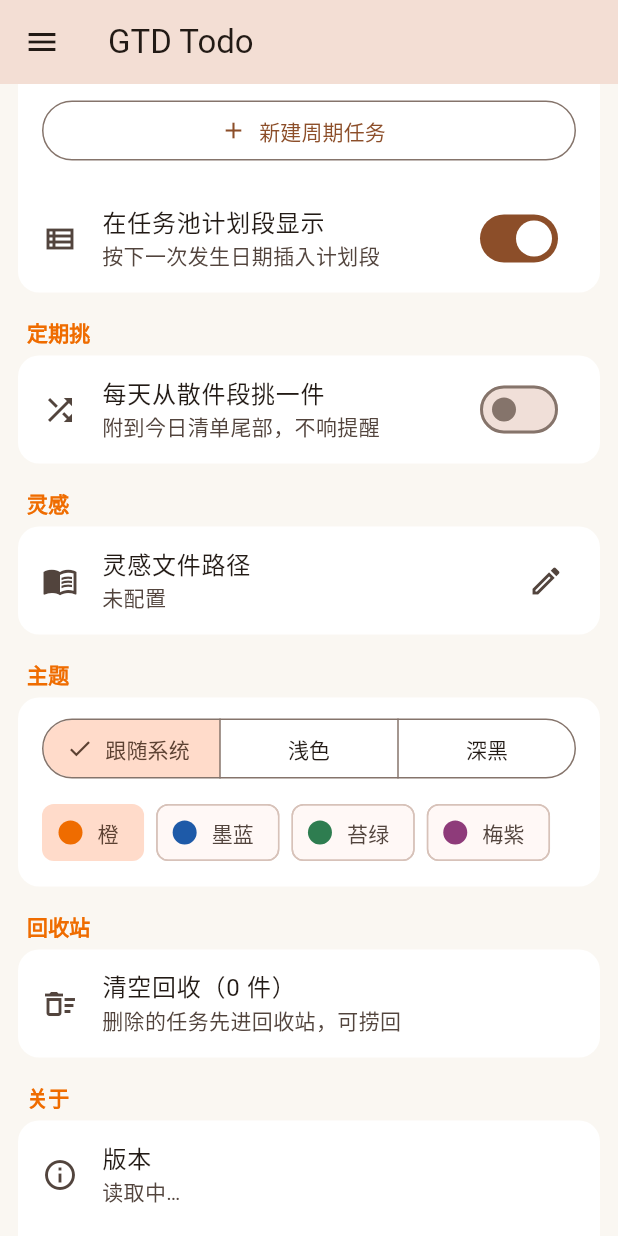
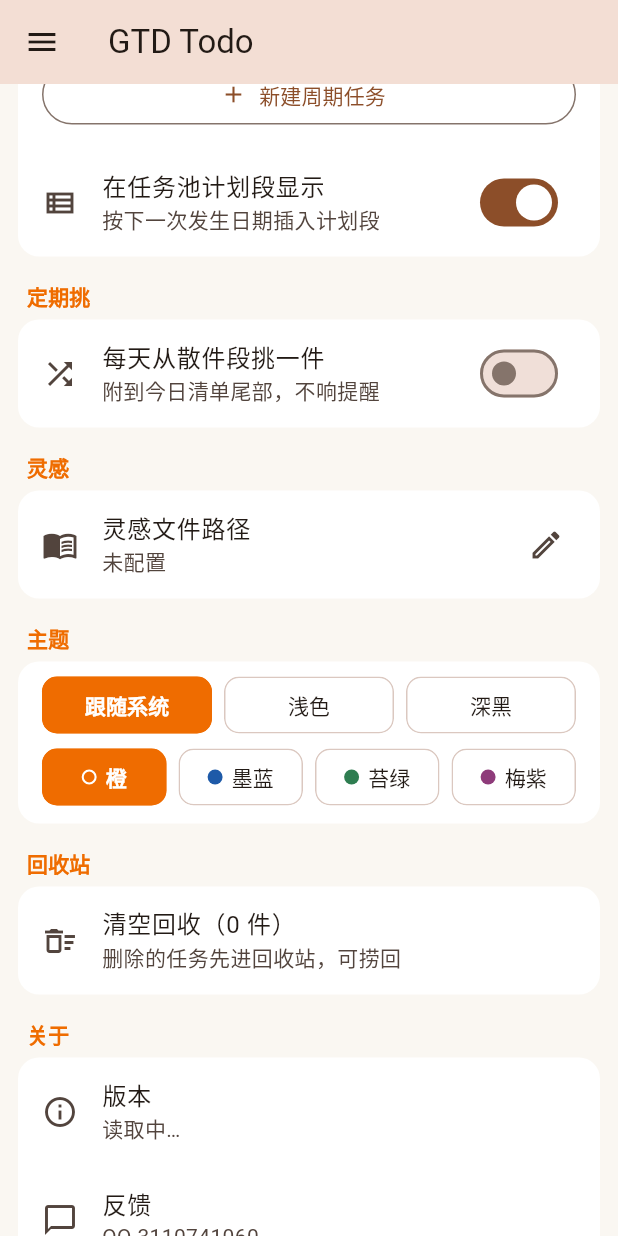
Before and after one commit to lumen-one/gtd_todo, a Flutter app: the screen it shows after launch, scrolled down 2304 dp, after a tap on "跟随系统", on a phone screen of 412 x 824 dp. Run offline on Flutter 3.47's test engine with Material 3 defaults, Android fonts, the phone set to English and light mode, and no system bars; our stand-ins replace file_picker, permission_handler.

Commit message:
实现：选项组统一成 OptionBar，长按菜单加『归到支线』
设置页原先并存三套单选控件：Row+Expanded（宁可压扁不折行）、Wrap+ChoiceChip
（四颗折成 3+1）、SegmentedButton（超宽直接溢出）。现在都走 OptionBar：等分
格子、选中实心；放不下时按均衡折行（先算一行几个，再让行数×每行个数尽量相
等，末行空槽补齐），最小格宽按最长标签实测 + 两侧留白算，FittedBox 兜底。
调度模式 / 提前量 / 默认页面 / 热区宽度 / 定期挑间隔 / 明暗 / 强调色预设
七处一并换掉，预设的色点由 swatch 传进去。

长按菜单（除了已完成页与例行实例）多一条『归到支线』：勾选式 sheet，勾上
加进去、再点拿出来，一件任务可同时挂几条线；底部『新建一条支线…』建完当场
把任务放进去。支线服务没装配时整条不出现。

测试：option_bar_test 守均衡折行与 360dp 不溢出；branch_pick_test 守勾选、
多线、就地新建、两处例外。settings_shell_test 的两次跳转补 ensureVisible
（这一页变长之后行会停在视口边缘外，点下去打空）。

```diff
--- a/lib/ui/panels/settings_panel.dart
+++ b/lib/ui/panels/settings_panel.dart
@@ -9,6 +9,7 @@ import '../dialogs/settings_windows_dialog.dart';
 import '../dialogs/work_time_dialog.dart';
 import '../panel_pages.dart';
 import '../theme.dart';
+import '../widgets/option_bar.dart';
 import 'settings_permissions.dart';
 import 'settings_routines.dart';
 import 'settings_sync.dart';
@@ -47,22 +48,11 @@ String _leadLabel(int minutes) => minutes % 60 == 0
     ? '${minutes ~/ 60} 小时'
     : '$minutes 分';
 
-/// 二选一按钮（选中=实心，其余=描边）：比 SegmentedButton 放得下三个字以上的标签，
-/// 也不会在窄面板里被挤成省略号。
-Widget _modeButton(AppController c, AppSettings s, ScheduleMode mode) {
-  final label = switch (mode) {
+/// 两档的短名（选项格子里只放这么几个字，长解释在副标题里）。
+String _modeLabel(ScheduleMode mode) => switch (mode) {
       ScheduleMode.standard => '标准',
       ScheduleMode.manual => '无排序',
     };
-  final selected = s.scheduleMode == mode;
-  final onPressed = () => c.updateSettings(s.copyWith(scheduleMode: mode));
-  return Padding(
-    padding: const EdgeInsets.symmetric(horizontal: 4),
-    child: selected
-        ? FilledButton(onPressed: onPressed, child: Text(label))
-        : OutlinedButton(onPressed: onPressed, child: Text(label)),
-  );
-}
 
 /// 热区宽度的取舍一句话（§6.0）：白条只有 6dp 宽，能起手靠的是外面这块透明热区；
 /// 选的是"好抓"与"不挡路"的折中点——热区盖住的触摸归把手，底下的界面收不到。
@@ -73,21 +63,12 @@ String _hotWidthHint(int dp) => switch (dp) {
       _ => '宽（${maxHandleHotWidth}dp）：最好抓，边上那一竖条更挡路',
     };
 
-/// 三选一按钮（同 [_modeButton]：选中=实心，其余=描边）。
-Widget _hotWidthButton(AppController c, AppSettings s, int dp) {
-  final label = switch (dp) {
+/// 三选一的短名（同 [_modeLabel]）。
+String _hotWidthLabel(int dp) => switch (dp) {
       minHandleHotWidth => '细',
       defaultHandleHotWidth => '标准',
       _ => '宽',
     };
-  final onPressed = () => c.setHandleHotWidth(dp);
-  return Padding(
-    padding: const EdgeInsets.symmetric(horizontal: 4),
-    child: s.handleHotWidth == dp
-        ? FilledButton(onPressed: onPressed, child: Text(label))
-        : OutlinedButton(onPressed: onPressed, child: Text(label)),
-  );
-}
 
 /// 设置页（ui-interaction.md §9，暂定 App 唯一主体页面）：
 /// 1. 权限引导〔悬浮壳〕；2. 任务目录；3. 侧边栏（**展开后默认页面** /
@@ -200,8 +181,7 @@ class _SettingsPanelState extends State<SettingsPanel> {
   /// **按壳能力表裁剪**（§9 开头）：把手、把手参数、可拖尺寸、首次拖出引导
   /// 都只属于贴屏悬浮壳；桌面上整行不渲染，这一区只剩默认页面一项。
   List<Widget> _panelSection(AppSettings s) => [
-        // 四选一（§9 第 12 条）。四个标签都是三到四个字，面板最窄 240dp 的
-        // 四等分按钮会把"已完成"挤成省略号，所以用可换行的 chip。
+        // 四选一（§9 第 12 条）。
         ListTile(
           leading: const Icon(Icons.tab_unselected_outlined),
           title: const Text('展开后默认页面'),
@@ -212,20 +192,10 @@ class _SettingsPanelState extends State<SettingsPanel> {
         ),
         Padding(
           padding: const EdgeInsets.fromLTRB(16, 0, 16, 10),
-          child: Align(
-            alignment: Alignment.centerLeft,
-            child: Wrap(
-              spacing: 8,
-              runSpacing: 4,
-              children: [
-                for (final page in PanelPage.values)
-                  ChoiceChip(
-                    label: Text(page.label),
-                    selected: _c.defaultPanelPage == page,
-                    onSelected: (_) => _c.setDefaultPage(page),
-                  ),
-              ],
-            ),
+          child: OptionBar<PanelPage>(
+            options: [for (final page in PanelPage.values) (page, page.label)],
+            selected: _c.defaultPanelPage,
+            onChanged: _c.setDefaultPage,
           ),
         ),
         if (_c.caps.handleTuning)
@@ -252,13 +222,14 @@ class _SettingsPanelState extends State<SettingsPanel> {
             subtitle: Text(_hotWidthHint(s.handleHotWidth)),
           ),
           Padding(
-            padding: const EdgeInsets.fromLTRB(12, 0, 12, 0),
-            child: Row(
-              children: [
+            padding: const EdgeInsets.fromLTRB(16, 0, 16, 10),
+            child: OptionBar<int>(
               // 三档由窄到宽：越宽越好抓，边上那一竖条也越挡路（§6.0）。
-                for (final dp in handleHotWidthOptions)
-                  Expanded(child: _hotWidthButton(_c, s, dp)),
+              options: [
+                for (final dp in handleHotWidthOptions) (dp, _hotWidthLabel(dp)),
               ],
+              selected: s.handleHotWidth,
+              onChanged: _c.setHandleHotWidth,
             ),
           ),
         ],
@@ -277,15 +248,17 @@ class _SettingsPanelState extends State<SettingsPanel> {
           subtitle: Text(_modeHint(s.scheduleMode)),
         ),
         Padding(
-          padding: const EdgeInsets.fromLTRB(12, 0, 12, 0),
-          child: Row(
-            children: [
+          padding: const EdgeInsets.fromLTRB(16, 0, 16, 6),
+          child: OptionBar<ScheduleMode>(
             // 两档由强到弱：算法介入程度依次递减，一次只能选一个。
             // 不是三格——以前那第三格"完整"只是"标准 + 问重要度"，现在由下面
             // 那个开关表达，位置则留给 AI 编排（它不是一档，见下方占位条目）。
-              for (final mode in ScheduleMode.values)
-                Expanded(child: _modeButton(_c, s, mode)),
+            options: [
+              for (final mode in ScheduleMode.values) (mode, _modeLabel(mode)),
             ],
+            selected: s.scheduleMode,
+            onChanged: (mode) =>
+                _c.updateSettings(s.copyWith(scheduleMode: mode)),
           ),
         ),
         // 『问重要度』（§7.0）：只在标准档出现——无排序档不跑公式，问了没处用。
@@ -309,19 +282,15 @@ class _SettingsPanelState extends State<SettingsPanel> {
                 Text('提前多久提醒（截止型与开始型同一套）',
                     style: Theme.of(context).textTheme.bodySmall),
                 const SizedBox(height: 6),
-                Wrap(
-                  spacing: 8,
-                  runSpacing: 4,
-                  children: [
-                    for (final m in _leadOptions)
-                      ChoiceChip(
-                        showCheckmark: false,
-                        label: Text(_leadLabel(m)),
-                        selected: s.manualLeadMinutes == m,
-                        onSelected: (_) => _c.updateSettings(
+                OptionBar<int>(
+                  options: [
+                    for (final m in _leadOptions) (m, _leadLabel(m)),
+                  ],
+                  // 设置文件被手改成四个快捷值以外的数时，一格都不亮——它照旧
+                  // 生效，只是不在这四颗里。
+                  selected: s.manualLeadMinutes,
+                  onChanged: (m) => _c.updateSettings(
                       s.copyWith(manualLeadMinutes: m)),
-                      ),
-                  ],
                 ),
               ],
             ),
@@ -377,21 +346,21 @@ class _SettingsPanelState extends State<SettingsPanel> {
           value: s.pickEnabled,
           onChanged: (v) => _c.updateSettings(s.copyWith(pickEnabled: v)),
         ),
-        if (s.pickEnabled)
+        if (s.pickEnabled) ...[
           ListTile(
             leading: const Icon(Icons.update),
             title: const Text('间隔'),
-            trailing: SegmentedButton<int>(
-              segments: const [
-                ButtonSegment(value: 1, label: Text('1 天')),
-                ButtonSegment(value: 3, label: Text('3 天')),
-                ButtonSegment(value: 7, label: Text('7 天')),
-              ],
-              selected: {s.pickIntervalDays},
-              onSelectionChanged: (v) =>
-                  _c.updateSettings(s.copyWith(pickIntervalDays: v.first)),
+          ),
+          Padding(
+            padding: const EdgeInsets.fromLTRB(16, 0, 16, 10),
+            child: OptionBar<int>(
+              options: const [(1, '1 天'), (3, '3 天'), (7, '7 天')],
+              selected: s.pickIntervalDays,
+              onChanged: (days) =>
+                  _c.updateSettings(s.copyWith(pickIntervalDays: days)),
             ),
           ),
+        ],
       ];
 
   Widget _notesSection(AppSettings s) => ListTile(
@@ -406,39 +375,31 @@ class _SettingsPanelState extends State<SettingsPanel> {
         // 明暗三选一（§8）：与强调色预设正交——预设换种子，明暗换中性底。
         // 默认跟随系统；切换立即生效（两个引擎都读同一份 settings.json）。
         Padding(
-          padding: const EdgeInsets.fromLTRB(16, 10, 16, 8),
-          child: SizedBox(
-            width: double.infinity,
-            child: SegmentedButton<AppThemeMode>(
-              segments: const [
-                ButtonSegment(
-                    value: AppThemeMode.system, label: Text('跟随系统')),
-                ButtonSegment(value: AppThemeMode.light, label: Text('浅色')),
-                ButtonSegment(value: AppThemeMode.dark, label: Text('深黑')),
+          padding: const EdgeInsets.fromLTRB(16, 10, 16, 10),
+          child: OptionBar<AppThemeMode>(
+            options: const [
+              (AppThemeMode.system, '跟随系统'),
+              (AppThemeMode.light, '浅色'),
+              (AppThemeMode.dark, '深黑'),
             ],
-              selected: {AppThemeMode.fromId(s.themeMode)},
-              onSelectionChanged: (v) =>
-                  _c.updateSettings(s.copyWith(themeMode: v.first.id)),
-            ),
+            selected: AppThemeMode.fromId(s.themeMode),
+            onChanged: (mode) =>
+                _c.updateSettings(s.copyWith(themeMode: mode.id)),
           ),
         ),
         Padding(
           padding: const EdgeInsets.fromLTRB(16, 0, 16, 12),
-          child: Wrap(
-            spacing: 8,
-            children: [
+          child: OptionBar<String>(
+            options: [
               for (final preset in AppThemePreset.values)
-                ChoiceChip(
+                (preset.id, preset.label),
+            ],
             // 选中只靠底色（§9 第 7 条）：默认那颗勾画在色点上，压掉的正
             // 是这个预设自己——色点本身就是标识，不必再叠一层。
-                  showCheckmark: false,
-                  avatar: CircleAvatar(backgroundColor: preset.seed, radius: 8),
-                  label: Text(preset.label),
-                  selected: s.themePreset == preset.id,
-                  onSelected: (_) =>
-                      _c.updateSettings(s.copyWith(themePreset: preset.id)),
-                ),
-            ],
+            swatch: (id) => AppThemePreset.fromId(id).seed,
+            selected: s.themePreset,
+            onChanged: (id) =>
+                _c.updateSettings(s.copyWith(themePreset: id)),
           ),
         ),
       ];
--- /dev/null
+++ b/lib/ui/widgets/option_bar.dart
@@ -0,0 +1,182 @@
+import 'dart:math' as math;
+
+import 'package:flutter/material.dart';
+
+import '../theme.dart';
+
+/// 设置页的**选项组**（ui-interaction.md §9"选项组怎么排"）：等分格子，
+/// 一行放不下就**均衡**折行。
+///
+/// 为什么不是 `Wrap` + `ChoiceChip`：`Wrap` 按次序填，四颗会折成 3 + 1——最后
+/// 一颗孤零零挂在左边，看着像掉出来的。这里先按格子最小宽算出"一行放得下几个"，
+/// 再让行数 × 每行个数**尽量相等**（四个放三个 → 2 + 2），末行不足的槽位用空白
+/// 补齐，于是每行格子一样宽，整块像一个网格。
+///
+/// 为什么统一成按钮而不是三套控件：原先这一页并存 `Row + Expanded`（宁可压扁
+/// 不折行）、`Wrap + ChoiceChip`（随便折）、`SegmentedButton`（超宽直接溢出），
+/// 同一类选择三种长相、三种宽度策略。现在都走这里。
+class OptionBar<T> extends StatelessWidget {
+  /// 选项：值 + 标签。标签是**可见的那几个字**，长文案放副标题。
+  final List<(T, String)> options;
+
+  final T selected;
+
+  final ValueChanged<T> onChanged;
+
+  /// 可选的小色点（主题预设用）：色点本身就是标识，光靠两个字认「墨蓝」和
+  /// 「梅紫」不如看一眼色。选中态给色点描白边——实心底就是当前强调色，撞上
+  /// 同色预设时只有白边能分开。
+  final Color? Function(T value)? swatch;
+
+  const OptionBar({
+    super.key,
+    required this.options,
+    required this.selected,
+    required this.onChanged,
+    this.swatch,
+  });
+
+  /// 格与格之间、行与行之间。
+  static const double _gap = 8;
+
+  /// 格子内左右留白。比 M3 按钮默认的 16 小：窄屏上这每边 6dp × 2 × 4 格
+  /// 就是一行放不放得下四个的分界。
+  static const double _hPad = 10;
+
+  static const double _cellHeight = 38;
+
+  @override
+  Widget build(BuildContext context) {
+    if (options.isEmpty) return const SizedBox.shrink();
+
+    final theme = Theme.of(context);
+    final style =
+        theme.textTheme.labelLarge ?? const TextStyle(fontSize: 14);
+    final scaler = MediaQuery.textScalerOf(context);
+
+    // 最小格宽 = 最长那个标签 + 两侧留白。按**实测**而不是写死一个数：这一页的
+    // 标签从两个字到四个字都有，写死要么挤掉四个字的、要么白占地方。
+    final widest = options.fold<double>(0, (w, o) {
+      final dotAndGap = swatch == null ? 0.0 : 16.0;
+      return math.max(w, _labelWidth(o.$2, style, scaler) + dotAndGap);
+    });
+    final minCell = widest + _hPad * 2 + 2;
+
+    return LayoutBuilder(
+      builder: (context, constraints) {
+        final width = constraints.maxWidth;
+        final fit = ((width + _gap) / (minCell + _gap))
+            .floor()
+            .clamp(1, options.length);
+
+        // 均衡：先由"一行最多几个"推出行数，再把总数平分到各行（向上取整，
+        // 余数落在末行）。四个在只能放三个时 → 行数 2、每行 2。
+        final rowCount = (options.length / fit).ceil();
+        final perRow = (options.length / rowCount).ceil();
+
+        final rows = <Widget>[];
+        for (var start = 0; start < options.length; start += perRow) {
+          final end = math.min(start + perRow, options.length);
+          rows.add(Padding(
+            padding: EdgeInsets.only(top: rows.isEmpty ? 0 : _gap),
+            child: Row(
+              children: [
+                for (var i = start; i < end; i++) ...[
+                  if (i > start) const SizedBox(width: _gap),
+                  Expanded(child: _cell(context, options[i], style)),
+                ],
+                // 末行不满：空槽也占一份宽度，否则最后那几个会被拉宽，跟上一行
+                // 对不齐（3 + 1 之所以难看，一半是这个原因）。
+                for (var i = end; i < start + perRow; i++) ...[
+                  const SizedBox(width: _gap),
+                  const Expanded(child: SizedBox.shrink()),
+                ],
+              ],
+            ),
+          ));
+        }
+        return Column(mainAxisSize: MainAxisSize.min, children: rows);
+      },
+    );
+  }
+
+  Widget _cell(BuildContext context, (T, String) option, TextStyle style) {
+    final (value, label) = option;
+    final theme = Theme.of(context);
+    final on = value == selected;
+    final dot = swatch?.call(value);
+
+    return Semantics(
+      button: true,
+      selected: on,
+      child: Material(
+        color: on ? AppColors.accent : Colors.transparent,
+        clipBehavior: Clip.antiAlias,
+        shape: RoundedRectangleBorder(
+          borderRadius: BorderRadius.circular(10),
+          side: BorderSide(
+            color: on
+                ? AppColors.accent
+                : theme.colorScheme.outlineVariant.withValues(alpha: 0.9),
+          ),
+        ),
+        child: InkWell(
+          onTap: () => onChanged(value),
+          child: SizedBox(
+            height: _cellHeight,
+            child: Padding(
+              padding: const EdgeInsets.symmetric(horizontal: _hPad),
+              child: Center(
+                // 兜底：真到了比最小格还窄的地步（桌面 240dp 左栏的四等分），
+                // 宁可字小一点，也不要省略号或溢出。
+                child: FittedBox(
+                  fit: BoxFit.scaleDown,
+                  child: Row(
+                    mainAxisSize: MainAxisSize.min,
+                    children: [
+                      if (dot != null) ...[
+                        Container(
+                          width: 10,
+                          height: 10,
+                          decoration: BoxDecoration(
+                            color: dot,
+                            shape: BoxShape.circle,
+                            border: on
+                                ? Border.all(color: Colors.white, width: 1.4)
+                                : null,
+                          ),
+                        ),
+                        const SizedBox(width: 6),
+                      ],
+                      Text(
+                        label,
+                        maxLines: 1,
+                        softWrap: false,
+                        style: style.copyWith(
+                          color: on
+                              ? theme.colorScheme.onPrimary
+                              : theme.colorScheme.onSurface,
+                          fontWeight: on ? FontWeight.w600 : FontWeight.w500,
+                        ),
+                      ),
+                    ],
+                  ),
+                ),
+              ),
+            ),
+          ),
+        ),
+      ),
+    );
+  }
+
+  static double _labelWidth(String label, TextStyle style, TextScaler scaler) {
+    final tp = TextPainter(
+      text: TextSpan(text: label, style: style),
+      textDirection: TextDirection.ltr,
+      maxLines: 1,
+      textScaler: scaler,
+    )..layout();
+    return tp.width;
+  }
+}
```
Also changed, not shown: lib/ui/dialogs/branch_pick_sheet.dart (added, +209 -0 lines), lib/ui/widgets/task_actions.dart (+21 -0 lines), 3 other files. Lines whose indentation alone changed are shown as unchanged.
